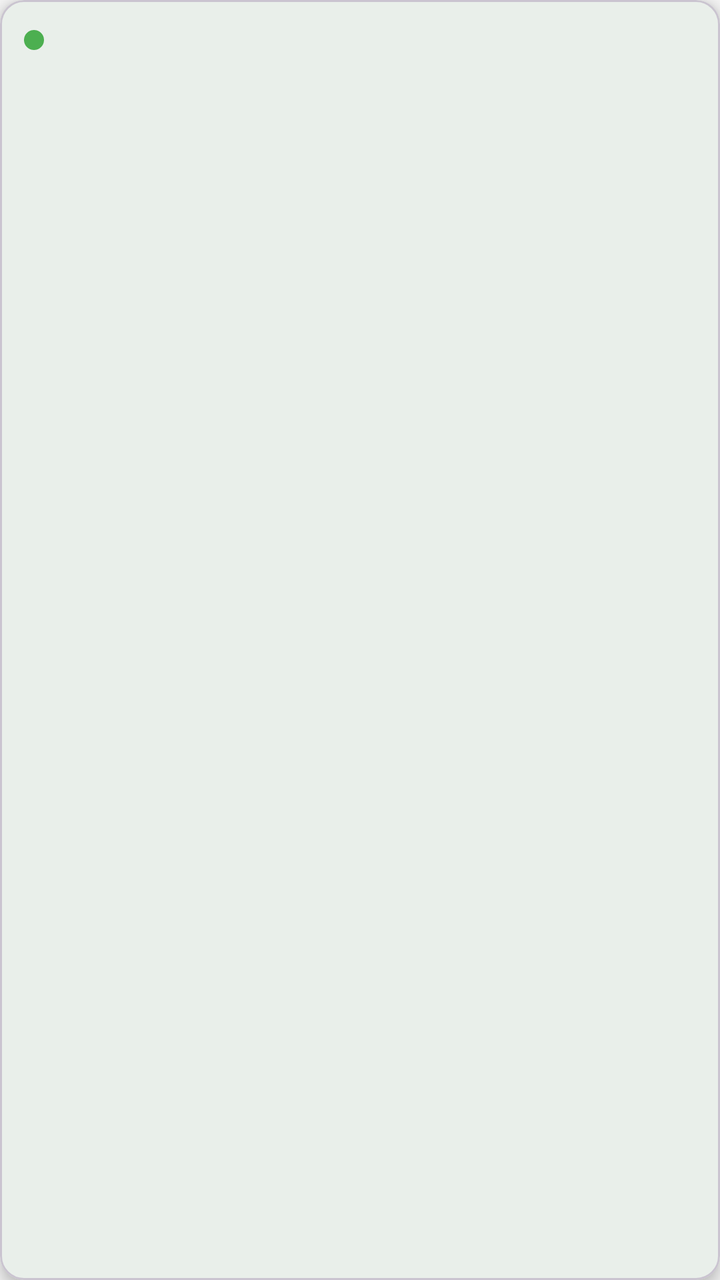
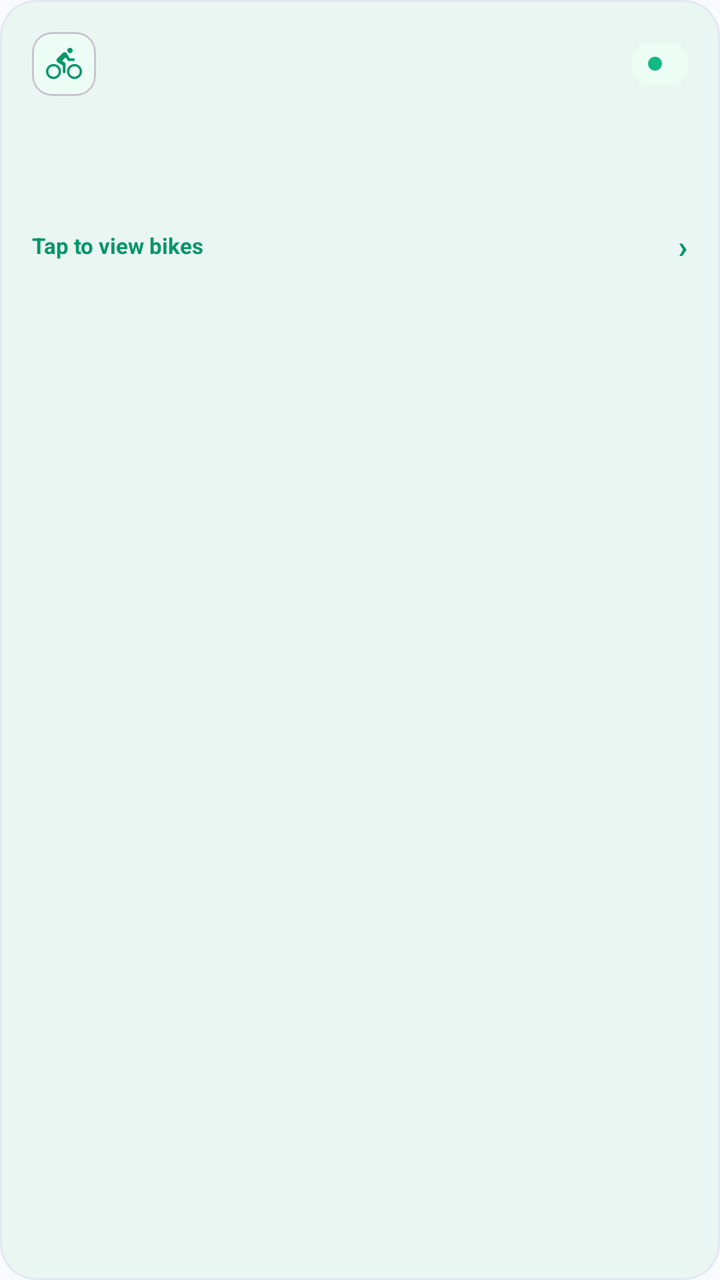

Screens rendered from an Android XML layout before and after an edit, with the pre-edit source and the edit as a unified diff.
<!-- AndroidManifest.xml: application theme Theme.BicycleBookingApp -->
<!-- res/layout/item_station_card.xml -->
<?xml version="1.0" encoding="utf-8"?>
<com.google.android.material.card.MaterialCardView
    xmlns:android="http://schemas.android.com/apk/res/android"
    xmlns:app="http://schemas.android.com/apk/res-auto"
    android:layout_width="200dp"
    android:layout_height="wrap_content"
    android:layout_margin="8dp"
    app:cardCornerRadius="12dp"
    app:cardElevation="4dp"
    app:cardBackgroundColor="@color/colorSurface">

    <LinearLayout
        android:layout_width="match_parent"
        android:layout_height="wrap_content"
        android:orientation="vertical"
        android:padding="12dp">

        
        <LinearLayout
            android:layout_width="match_parent"
            android:layout_height="wrap_content"
            android:gravity="center_vertical"
            android:orientation="horizontal">

            <View
                android:id="@+id/viewAvailabilityDot"
                android:layout_width="10dp"
                android:layout_height="10dp"
                android:background="@drawable/circle_dot"
                android:backgroundTint="@color/colorAvailable" />

            <TextView
                android:id="@+id/tvAvailableCount"
                android:layout_width="wrap_content"
                android:layout_height="wrap_content"
                android:layout_marginStart="6dp"
                android:textColor="@color/colorTextSecondary"
                android:textSize="12sp" />
        </LinearLayout>

        <TextView
            android:id="@+id/tvStationName"
            android:layout_width="match_parent"
            android:layout_height="wrap_content"
            android:layout_marginTop="6dp"
            android:ellipsize="end"
            android:maxLines="1"
            android:textColor="@color/colorTextPrimary"
            android:textSize="15sp"
            android:textStyle="bold" />

        <TextView
            android:id="@+id/tvAddress"
            android:layout_width="match_parent"
            android:layout_height="wrap_content"
            android:layout_marginTop="4dp"
            android:ellipsize="end"
            android:maxLines="2"
            android:textColor="@color/colorTextSecondary"
            android:textSize="12sp" />

    </LinearLayout>
</com.google.android.material.card.MaterialCardView>
<!-- resources referenced by this layout -->
<resources>
  <color name="colorAvailable">#4CAF50</color>
  <color name="colorSurface">#FFFFFF</color>
  <color name="colorTextPrimary">#212121</color>
  <color name="colorTextSecondary">#757575</color>
  <!-- drawable circle_dot (drawable) -->
  <?xml version="1.0" encoding="utf-8"?>
  <shape xmlns:android="http://schemas.android.com/apk/res/android"
      android:shape="oval">
      <solid android:color="@color/colorAvailable" />
      <size
          android:width="10dp"
          android:height="10dp" />
  </shape>
  <style name="Theme.BicycleBookingApp" parent="Base.Theme.BicycleBookingApp" />
  <style name="Base.Theme.BicycleBookingApp" parent="Theme.Material3.Light.NoActionBar">
          <item name="colorPrimary">@color/colorPrimary</item>
          <item name="colorPrimaryVariant">@color/colorPrimaryDark</item>
          <item name="colorOnPrimary">@color/white</item>
          <item name="colorSecondary">@color/colorAccent</item>
          <item name="colorOnSecondary">@color/white</item>
          <item name="android:colorBackground">@color/colorBackground</item>
          <item name="colorSurface">@color/colorSurface</item>
          <item name="android:statusBarColor">@color/colorPrimary</item>
          <item name="android:navigationBarColor">@color/white</item>
      </style>
  <color name="colorPrimary">#1B5E20</color>
  <color name="colorPrimaryDark">#003300</color>
  <color name="white">#FFFFFFFF</color>
  <color name="colorAccent">#FF6F00</color>
  <color name="colorBackground">#F5F5F5</color>
</resources>

<!-- the commit's change to res/layout/item_station_card.xml (unified diff, before → after) -->
@@ -2,18 +2,23 @@
 <com.google.android.material.card.MaterialCardView
     xmlns:android="http://schemas.android.com/apk/res/android"
     xmlns:app="http://schemas.android.com/apk/res-auto"
-    android:layout_width="200dp"
+    android:layout_width="230dp"
     android:layout_height="wrap_content"
-    android:layout_margin="8dp"
-    app:cardCornerRadius="12dp"
-    app:cardElevation="4dp"
+    android:layout_marginStart="8dp"
+    android:layout_marginEnd="8dp"
+    android:layout_marginTop="6dp"
+    android:layout_marginBottom="12dp"
+    app:cardCornerRadius="18dp"
+    app:cardElevation="3dp"
+    app:strokeWidth="1dp"
+    app:strokeColor="@color/colorDivider"
     app:cardBackgroundColor="@color/colorSurface">
 
     <LinearLayout
         android:layout_width="match_parent"
         android:layout_height="wrap_content"
         android:orientation="vertical"
-        android:padding="12dp">
+        android:padding="16dp">
 
         
         <LinearLayout
@@ -22,33 +27,68 @@
             android:gravity="center_vertical"
             android:orientation="horizontal">
 
+            <com.google.android.material.card.MaterialCardView
+                android:layout_width="32dp"
+                android:layout_height="32dp"
+                app:cardCornerRadius="10dp"
+                app:cardElevation="0dp"
+                app:cardBackgroundColor="@color/colorPrimaryContainer">
+                <ImageView
+                    android:layout_width="18dp"
+                    android:layout_height="18dp"
+                    android:layout_gravity="center"
+                    android:src="@drawable/ic_bicycle"
+                    app:tint="@color/colorPrimary" />
+            </com.google.android.material.card.MaterialCardView>
+
             <View
-                android:id="@+id/viewAvailabilityDot"
-                android:layout_width="10dp"
-                android:layout_height="10dp"
-                android:background="@drawable/circle_dot"
-                android:backgroundTint="@color/colorAvailable" />
+                android:layout_width="0dp"
+                android:layout_height="0dp"
+                android:layout_weight="1" />
 
-            <TextView
-                android:id="@+id/tvAvailableCount"
+            
+            <LinearLayout
                 android:layout_width="wrap_content"
                 android:layout_height="wrap_content"
-                android:layout_marginStart="6dp"
-                android:textColor="@color/colorTextSecondary"
-                android:textSize="12sp" />
+                android:gravity="center_vertical"
+                android:background="@drawable/bg_border"
+                android:backgroundTint="@color/colorPrimaryContainer"
+                android:paddingStart="8dp"
+                android:paddingEnd="8dp"
+                android:paddingTop="3dp"
+                android:paddingBottom="3dp">
+
+                <View
+                    android:id="@+id/viewAvailabilityDot"
+                    android:layout_width="7dp"
+                    android:layout_height="7dp"
+                    android:background="@drawable/circle_dot"
+                    android:backgroundTint="@color/colorAvailable" />
+
+                <TextView
+                    android:id="@+id/tvAvailableCount"
+                    android:layout_width="wrap_content"
+                    android:layout_height="wrap_content"
+                    android:layout_marginStart="5dp"
+                    android:textColor="@color/colorOnPrimaryContainer"
+                    android:textSize="11sp"
+                    android:textStyle="bold" />
+            </LinearLayout>
         </LinearLayout>
 
+        
         <TextView
             android:id="@+id/tvStationName"
             android:layout_width="match_parent"
             android:layout_height="wrap_content"
-            android:layout_marginTop="6dp"
+            android:layout_marginTop="12dp"
             android:ellipsize="end"
             android:maxLines="1"
             android:textColor="@color/colorTextPrimary"
-            android:textSize="15sp"
+            android:textSize="16sp"
             android:textStyle="bold" />
 
+        
         <TextView
             android:id="@+id/tvAddress"
             android:layout_width="match_parent"
@@ -57,7 +97,34 @@
             android:ellipsize="end"
             android:maxLines="2"
             android:textColor="@color/colorTextSecondary"
-            android:textSize="12sp" />
+            android:textSize="12sp"
+            android:lineSpacingExtra="2dp" />
+
+        
+        <LinearLayout
+            android:layout_width="match_parent"
+            android:layout_height="wrap_content"
+            android:layout_marginTop="10dp"
+            android:gravity="center_vertical"
+            android:orientation="horizontal">
+
+            <TextView
+                android:layout_width="0dp"
+                android:layout_height="wrap_content"
+                android:layout_weight="1"
+                android:text="Tap to view bikes"
+                android:textColor="@color/colorPrimary"
+                android:textSize="11sp"
+                android:textStyle="bold" />
+
+            <TextView
+                android:layout_width="wrap_content"
+                android:layout_height="wrap_content"
+                android:text="›"
+                android:textColor="@color/colorPrimary"
+                android:textSize="16sp"
+                android:textStyle="bold" />
+        </LinearLayout>
 
     </LinearLayout>
 </com.google.android.material.card.MaterialCardView>
<!-- resource entries referenced after the edit -->
@@ -1,9 +1,21 @@
 <!-- resources referenced by this layout -->
 <resources>
-  <color name="colorAvailable">#4CAF50</color>
+  <color name="colorAvailable">#10B981</color>
+  <color name="colorDivider">#E2E8F0</color>
+  <color name="colorOnPrimaryContainer">#065F46</color>
   <color name="colorSurface">#FFFFFF</color>
-  <color name="colorTextPrimary">#212121</color>
-  <color name="colorTextSecondary">#757575</color>
+  <color name="colorTextPrimary">#0F172A</color>
+  <color name="colorTextSecondary">#475569</color>
+  <!-- drawable bg_border (drawable) -->
+  <?xml version="1.0" encoding="utf-8"?>
+  <shape xmlns:android="http://schemas.android.com/apk/res/android"
+      android:shape="rectangle">
+      <solid android:color="#FFFFFF" />
+      <stroke
+          android:width="1dp"
+          android:color="#BDBDBD" />
+      <corners android:radius="8dp" />
+  </shape>
   <!-- drawable circle_dot (drawable) -->
   <?xml version="1.0" encoding="utf-8"?>
   <shape xmlns:android="http://schemas.android.com/apk/res/android"
@@ -13,22 +25,44 @@
           android:width="10dp"
           android:height="10dp" />
   </shape>
+  <!-- drawable ic_bicycle (drawable) -->
+  <?xml version="1.0" encoding="utf-8"?>
+  <vector xmlns:android="http://schemas.android.com/apk/res/android"
+      android:width="24dp"
+      android:height="24dp"
+      android:viewportWidth="24"
+      android:viewportHeight="24">
+      <path
+          android:fillColor="@android:color/black"
+          android:pathData="M5,20.5A3.5,3.5 0 0,1 1.5,17A3.5,3.5 0 0,1 5,13.5A3.5,3.5 0 0,1 8.5,17A3.5,3.5 0 0,1 5,20.5M5,12A5,5 0 0,0 0,17A5,5 0 0,0 5,22A5,5 0 0,0 10,17A5,5 0 0,0 5,12M14.8,10H19V8.2H15.8L13.86,4.93C13.57,4.43 13,4.1 12.4,4.1C11.93,4.1 11.5,4.29 11.2,4.6L7.5,8.29C7.19,8.6 7,9 7,9.5C7,10.13 7.33,10.66 7.85,10.97L11.2,13V18H13V11.5L10.75,9.85L13.07,7.5M19,20.5A3.5,3.5 0 0,1 15.5,17A3.5,3.5 0 0,1 19,13.5A3.5,3.5 0 0,1 22.5,17A3.5,3.5 0 0,1 19,20.5M19,12A5,5 0 0,0 14,17A5,5 0 0,0 19,22A5,5 0 0,0 24,17A5,5 0 0,0 19,12M16,4.8C17,4.8 17.8,4 17.8,3C17.8,2 17,1.2 16,1.2C15,1.2 14.2,2 14.2,3C14.2,4 15,4.8 16,4.8Z" />
+  </vector>
   <style name="Theme.BicycleBookingApp" parent="Base.Theme.BicycleBookingApp" />
   <style name="Base.Theme.BicycleBookingApp" parent="Theme.Material3.Light.NoActionBar">
           <item name="colorPrimary">@color/colorPrimary</item>
           <item name="colorPrimaryVariant">@color/colorPrimaryDark</item>
           <item name="colorOnPrimary">@color/white</item>
-          <item name="colorSecondary">@color/colorAccent</item>
+          <item name="colorPrimaryContainer">@color/colorPrimaryContainer</item>
+          <item name="colorOnPrimaryContainer">@color/colorOnPrimaryContainer</item>
+          
+          <item name="colorSecondary">@color/colorSecondary</item>
           <item name="colorOnSecondary">@color/white</item>
+          <item name="colorSecondaryContainer">@color/colorSecondaryContainer</item>
+          
           <item name="android:colorBackground">@color/colorBackground</item>
           <item name="colorSurface">@color/colorSurface</item>
-          <item name="android:statusBarColor">@color/colorPrimary</item>
+          <item name="colorSurfaceVariant">@color/colorSurfaceVariant</item>
+          
+          <item name="android:statusBarColor">@color/colorPrimaryDark</item>
           <item name="android:navigationBarColor">@color/white</item>
+          <item name="android:windowLightNavigationBar">true</item>
       </style>
-  <color name="colorPrimary">#1B5E20</color>
-  <color name="colorPrimaryDark">#003300</color>
+  <color name="colorPrimary">#059669</color>
+  <color name="colorPrimaryContainer">#ECFDF5</color>
+  <color name="colorPrimaryDark">#047857</color>
   <color name="white">#FFFFFFFF</color>
-  <color name="colorAccent">#FF6F00</color>
-  <color name="colorBackground">#F5F5F5</color>
+  <color name="colorSecondary">#0284C7</color>
+  <color name="colorSecondaryContainer">#E0F2FE</color>
+  <color name="colorBackground">#F8FAFC</color>
+  <color name="colorSurfaceVariant">#F1F5F9</color>
 </resources>
 
